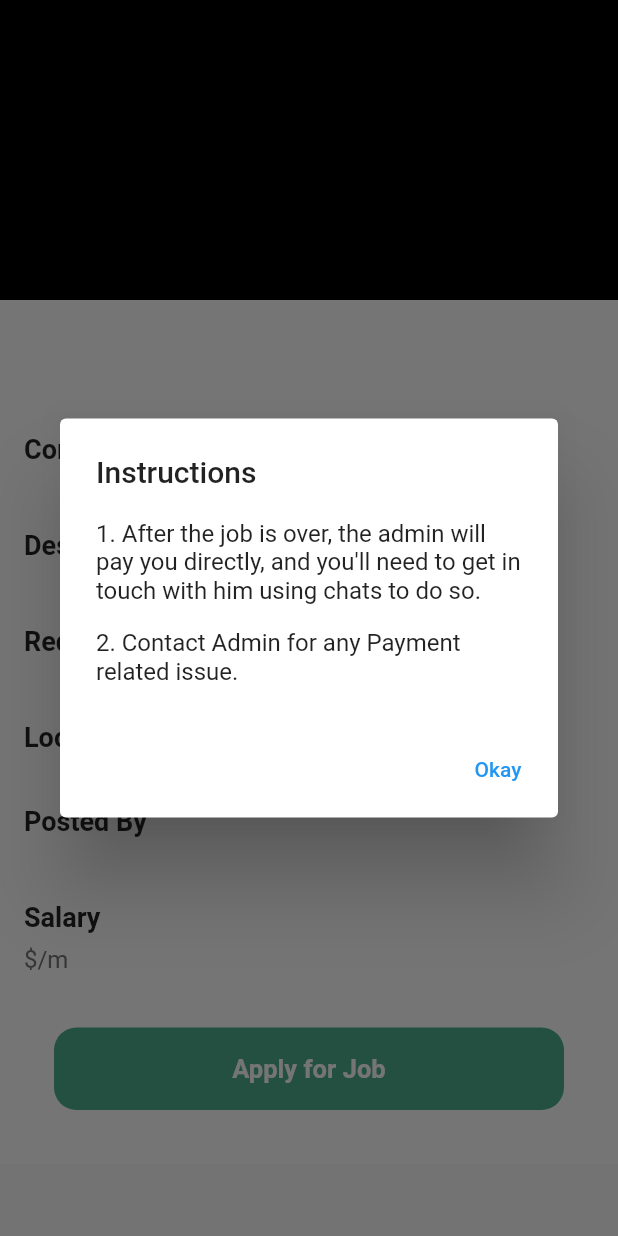
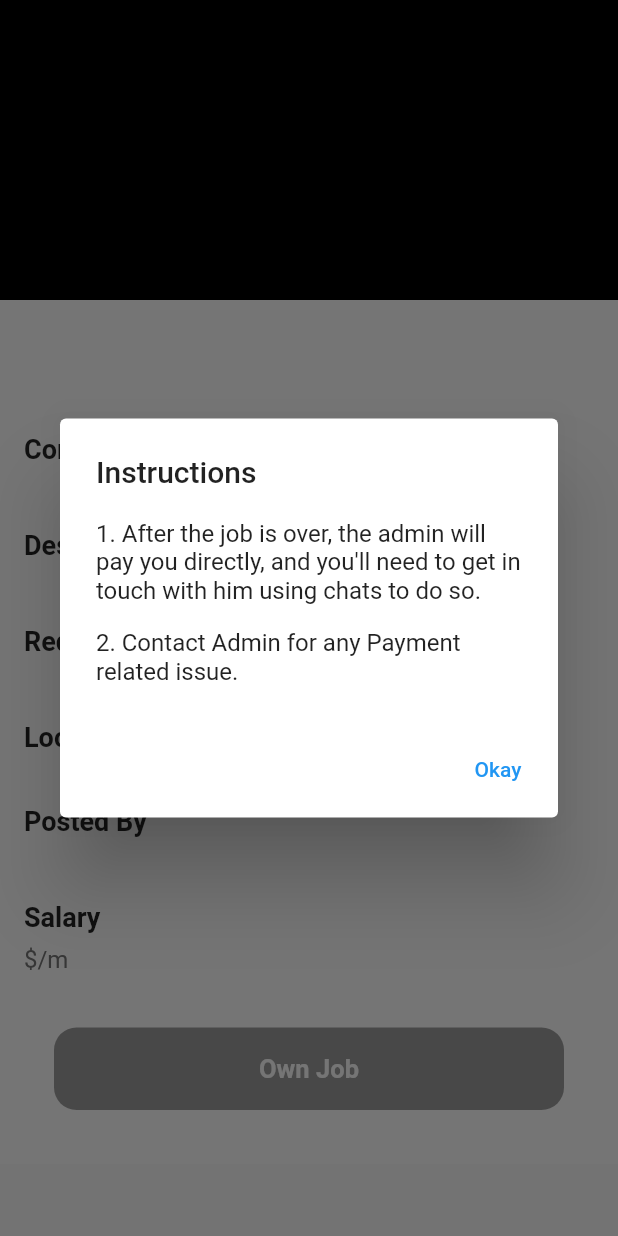
Before and after one commit to UMESH-042/JobFinder, a Flutter app: the JobDetailsPage screen opened directly with empty values, on a phone screen of 412 x 824 dp. Run offline on Flutter 3.47's test engine with Material 2 defaults, Android fonts, the phone set to English and light mode, and no system bars; our stand-ins replace cached_network_image, cloud_firestore, curved_navigation_bar, file_picker, firebase_auth, firebase_core and 13 more; missing offline and left inert: dart:html, easy_pdf_viewer, flutter_paystack, flutter_pdfview, zego_uikit_prebuilt_call; accounts and stored records are empty.

Commit message:
Resolved Some common issues

```diff
--- a/lib/view/Job_Details.dart
+++ b/lib/view/Job_Details.dart
@@ -264,9 +264,23 @@ class _JobDetailsPageState extends State<JobDetailsPage> {
   }
 
   Widget button(BuildContext context) {
+    String currentUserEmail = FirebaseAuth.instance.currentUser!.email!;
+
+    // Check if the current user's email is equal to postedby email
+    bool isCurrentUserPostedBy = currentUserEmail == widget.postedby;
     return InkWell(
       onTap: () async {
         String currentUserEmail = FirebaseAuth.instance.currentUser!.email!;
+        if (isCurrentUserPostedBy) {
+          ScaffoldMessenger.of(context).showSnackBar(
+            SnackBar(
+              content: Text('You cannot apply to your own job.'),
+              backgroundColor: Colors.red,
+            ),
+          );
+          return;
+        }
+
         setState(() {
           _isLoading = true;
         });
@@ -328,7 +342,9 @@ class _JobDetailsPageState extends State<JobDetailsPage> {
         width: MediaQuery.of(context).size.width,
         height: 55,
         decoration: BoxDecoration(
-          color: Color.fromARGB(255, 76, 175, 142),
+          color: isCurrentUserPostedBy
+              ? Colors.grey
+              : Color.fromARGB(255, 76, 175, 142),
           borderRadius: BorderRadius.circular(15),
         ),
         child: Center(
@@ -338,7 +354,7 @@ class _JobDetailsPageState extends State<JobDetailsPage> {
                   size: 25.0,
                 )
               : Text(
-                  "Apply for Job",
+                  isCurrentUserPostedBy ? "Own Job" : "Apply for Job",
                   style: TextStyle(
                     color: Colors.white,
                     fontWeight: FontWeight.bold,
--- a/lib/view/add_jobs.dart
+++ b/lib/view/add_jobs.dart
@@ -565,7 +565,7 @@ void SendNotification(String title, String body, String token) async {
           final paymentResult = await Navigator.push(
             context,
             MaterialPageRoute(
-              builder: (context) => PaymentPage(),
+              builder: (context) => PaymentPage(salary: _salaryController.text,),
             ),
           );
           if (paymentResult == true) {
```
Also changed, not shown: lib/paystack/payment_page.dart (+22 -8 lines), lib/view/ApplicationScreen.dart (+20 -0 lines).
